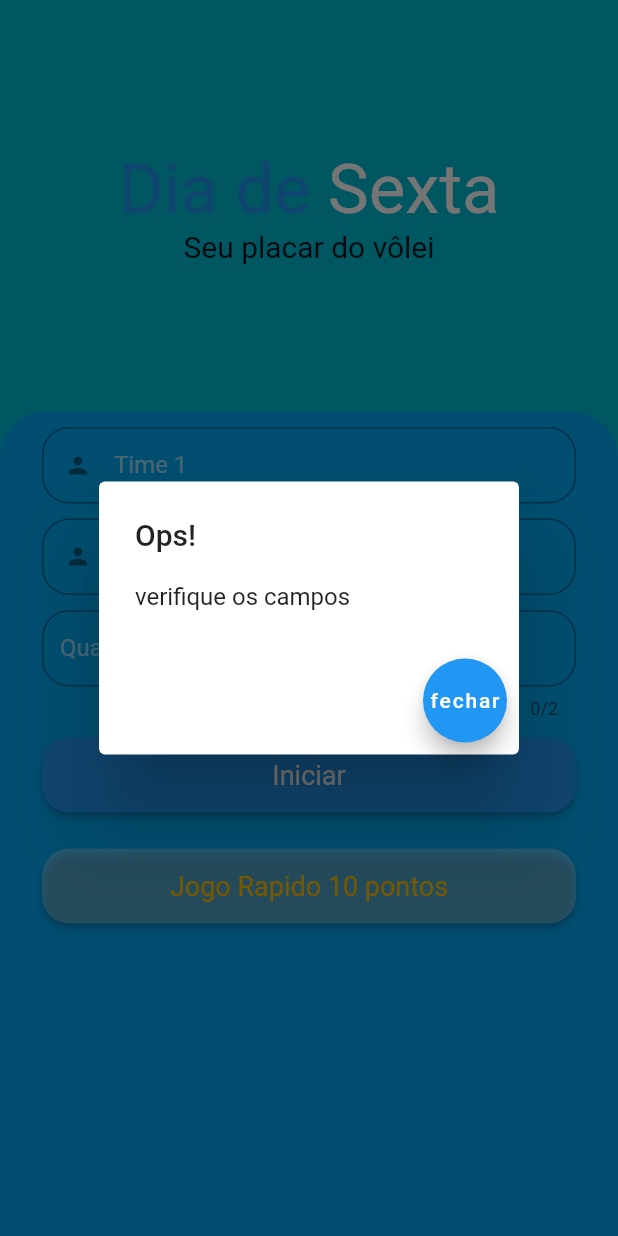
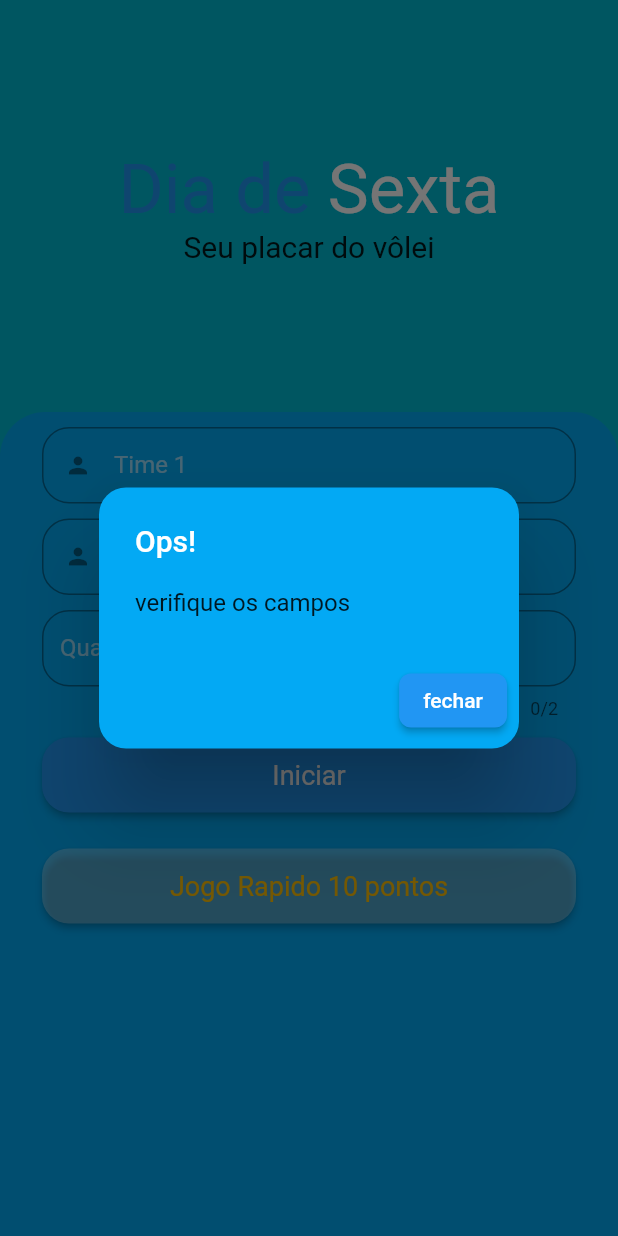
Before and after one commit to MarcioBastosN/dia_de_sexta, a Flutter app: the screen it shows after launch, after a tap on "Iniciar", on a phone screen of 412 x 824 dp. Run offline on Flutter 3.47's test engine with Material 2 defaults, Android fonts, the phone set to English and light mode, and no system bars; our stand-ins replace google_fonts.

Commit message:
ajustes alertDialog

```diff
--- a/lib/view/home.dart
+++ b/lib/view/home.dart
@@ -15,6 +15,14 @@ class _HomeState extends State<Home> {
   final _time1 = TextEditingController();
   final _time2 = TextEditingController();
   final _pontos = TextEditingController();
+
+  @override
+  void initState() {
+    SystemChrome.setPreferredOrientations([
+      DeviceOrientation.portraitUp,
+    ]);
+    super.initState();
+  }
 
   @override
   void dispose() {
@@ -53,10 +61,24 @@ class _HomeState extends State<Home> {
       barrierDismissible: false,
       context: context,
       builder: (context) => AlertDialog(
-        title: const Text("Ops!"),
+        backgroundColor: Colors.lightBlue,
+        shape: RoundedRectangleBorder(
+          borderRadius: BorderRadius.circular(18),
+        ),
+        title: const Text(
+          "Ops!",
+          style: TextStyle(
+            color: Colors.white,
+          ),
+        ),
         content: const Text('verifique os campos'),
         actions: <Widget>[
-          FloatingActionButton(
+          ElevatedButton(
+            style: ElevatedButton.styleFrom(
+              shape: RoundedRectangleBorder(
+                borderRadius: BorderRadius.circular(8),
+              ),
+            ),
             child: const Text("fechar"),
             onPressed: () {
               Navigator.of(context).pop();
@@ -82,9 +104,6 @@ class _HomeState extends State<Home> {
       ],
     );
 
-    SystemChrome.setPreferredOrientations([
-      DeviceOrientation.portraitUp,
-    ]);
     return Scaffold(
       // appBar: appBar,
       backgroundColor: Colors.cyan,
```
